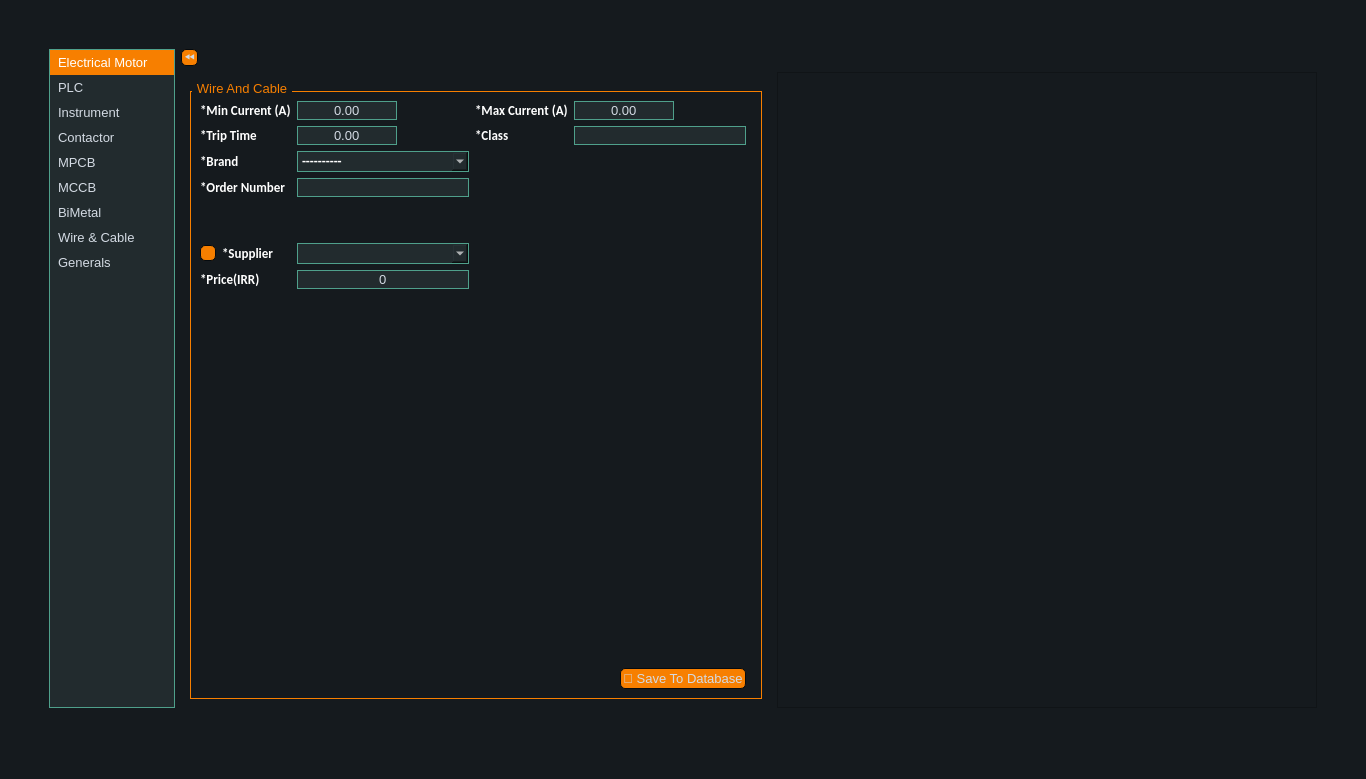
This is ui/data_entry/data_entry.ui in AliTavakoliNiya/GriinPower as Qt 5 draws it before an edit. The edited form follows.
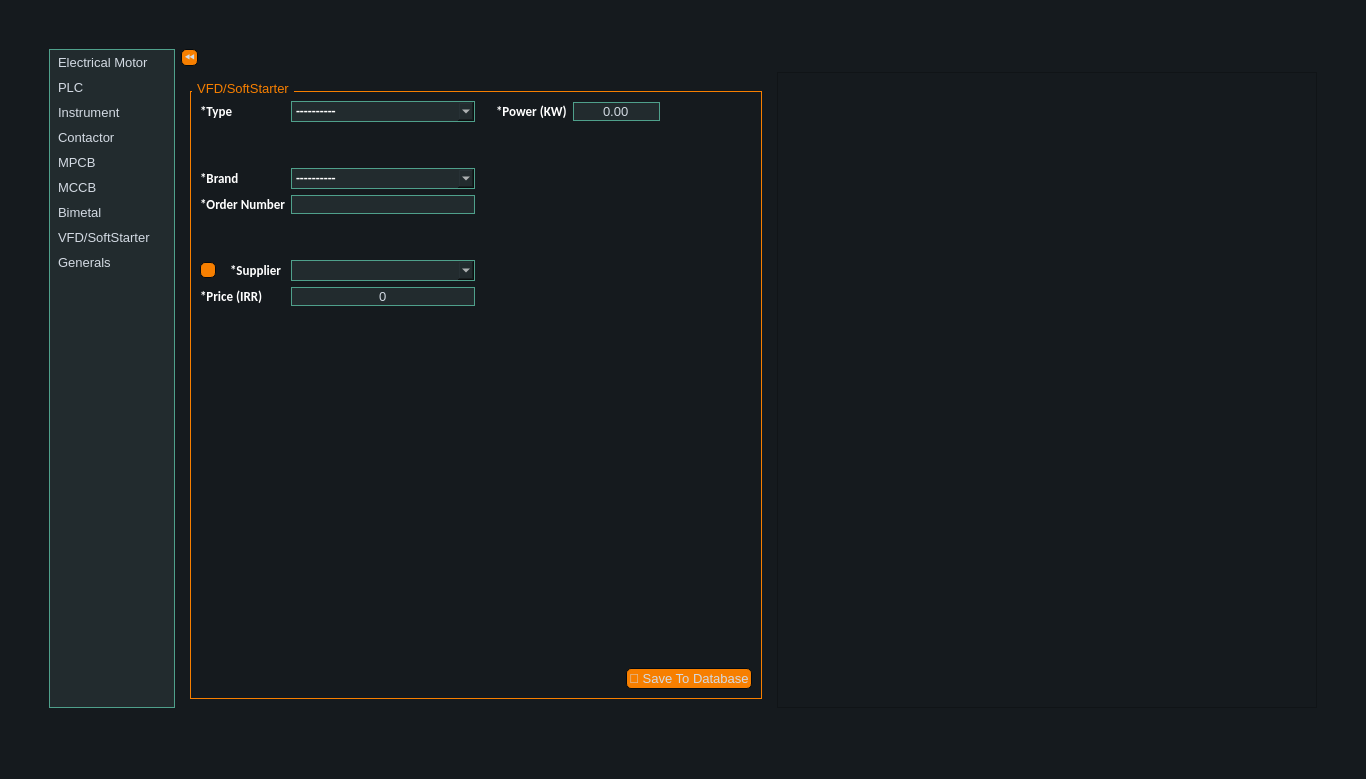
This is the edited form. The open tabs and pages were chosen to show the change. Icons and pictures are not drawn.

Commit message: data entry completed

What changed in the file:
```diff
--- a/ui/data_entry/data_entry.ui
+++ b/ui/data_entry/data_entry.ui
@@ -948,7 +948,7 @@
        </size>
       </property>
       <property name="currentRow">
-       <number>0</number>
+       <number>-1</number>
       </property>
       <item>
        <property name="text">
@@ -982,12 +982,12 @@
       </item>
       <item>
        <property name="text">
-        <string>BiMetal</string>
+        <string>Bimetal</string>
        </property>
       </item>
       <item>
        <property name="text">
-        <string>Wire &amp; Cable</string>
+        <string>VFD/SoftStarter</string>
        </property>
       </item>
       <item>
@@ -3570,61 +3570,193 @@
        <layout class="QGridLayout" name="gridLayout_19">
         <item row="0" column="0">
          <widget class="QGroupBox" name="groupBox_9">
-          <property name="minimumSize">
-           <size>
-            <width>360</width>
-            <height>0</height>
-           </size>
-          </property>
           <property name="title">
-           <string>Wire And Cable</string>
+           <string>VFD/SoftStarter</string>
           </property>
           <layout class="QGridLayout" name="gridLayout_18">
-           <item row="4" column="0" colspan="2">
-            <widget class="QLabel" name="label_51">
+           <item row="5" column="3">
+            <widget class="QLineEdit" name="vfd_softstarter_order_number">
+             <property name="minimumSize">
+              <size>
+               <width>150</width>
+               <height>0</height>
+              </size>
+             </property>
+             <property name="maximumSize">
+              <size>
+               <width>184</width>
+               <height>16777215</height>
+              </size>
+             </property>
+            </widget>
+           </item>
+           <item row="11" column="5" colspan="2" alignment="Qt::AlignRight">
+            <widget class="QPushButton" name="vfd_softstarter_save_btn">
+             <property name="maximumSize">
+              <size>
+               <width>150</width>
+               <height>16777215</height>
+              </size>
+             </property>
              <property name="text">
-              <string>*Order Number</string>
+              <string>💾 Save To Database</string>
              </property>
             </widget>
            </item>
-           <item row="1" column="4">
-            <widget class="QLabel" name="label_58">
+           <item row="3" column="4" colspan="2">
+            <spacer name="horizontalSpacer_9">
+             <property name="orientation">
+              <enum>Qt::Horizontal</enum>
+             </property>
+             <property name="sizeType">
+              <enum>QSizePolicy::Expanding</enum>
+             </property>
+             <property name="sizeHint" stdset="0">
+              <size>
+               <width>40</width>
+               <height>20</height>
+              </size>
+             </property>
+            </spacer>
+           </item>
+           <item row="1" column="5">
+            <widget class="QDoubleSpinBox" name="vfd_softstarter_power">
+             <property name="minimumSize">
+              <size>
+               <width>62</width>
+               <height>0</height>
+              </size>
+             </property>
+             <property name="maximumSize">
+              <size>
+               <width>100</width>
+               <height>16777215</height>
+              </size>
+             </property>
+             <property name="alignment">
+              <set>Qt::AlignCenter</set>
+             </property>
+             <property name="buttonSymbols">
+              <enum>QAbstractSpinBox::NoButtons</enum>
+             </property>
+            </widget>
+           </item>
+           <item row="9" column="3">
+            <widget class="QLineEdit" name="vfd_softstarter_price">
+             <property name="maximumSize">
+              <size>
+               <width>184</width>
+               <height>16777215</height>
+              </size>
+             </property>
              <property name="text">
-              <string>*Max Current (A)</string>
+              <string>0</string>
              </property>
+             <property name="alignment">
+              <set>Qt::AlignCenter</set>
+             </property>
             </widget>
            </item>
-           <item row="2" column="0" colspan="2">
+           <item row="1" column="4" alignment="Qt::AlignRight">
+            <widget class="QLabel" name="general_spec_label_2">
+             <property name="text">
+              <string>*Power (KW)</string>
+             </property>
+            </widget>
+           </item>
+           <item row="3" column="3">
+            <widget class="QComboBox" name="vfd_softstarter_brand">
+             <property name="maximumSize">
+              <size>
+               <width>184</width>
+               <height>16777215</height>
+              </size>
+             </property>
+             <item>
+              <property name="text">
+               <string>----------</string>
+              </property>
+             </item>
+             <item>
+              <property name="text">
+               <string>Schneider Electric</string>
+              </property>
+             </item>
+             <item>
+              <property name="text">
+               <string>Siemens</string>
+              </property>
+             </item>
+             <item>
+              <property name="text">
+               <string>Hyundai</string>
+              </property>
+             </item>
+            </widget>
+           </item>
+           <item row="7" column="3">
+            <widget class="QComboBox" name="vfd_softstarter_supplier">
+             <property name="maximumSize">
+              <size>
+               <width>184</width>
+               <height>16777215</height>
+              </size>
+             </property>
+            </widget>
+           </item>
+           <item row="1" column="0" colspan="2">
             <widget class="QLabel" name="label_61">
+             <property name="maximumSize">
+              <size>
+               <width>73</width>
+               <height>16777215</height>
+              </size>
+             </property>
              <property name="text">
-              <string>*Trip Time</string>
+              <string>*Type</string>
              </property>
             </widget>
            </item>
-           <item row="3" column="0" colspan="2">
+           <item row="7" column="1">
             <widget class="QLabel" name="label_66">
+             <property name="maximumSize">
+              <size>
+               <width>51</width>
+               <height>16777215</height>
+              </size>
+             </property>
              <property name="text">
-              <string>*Brand</string>
+              <string>*Supplier</string>
              </property>
             </widget>
            </item>
-           <item row="6" column="1">
+           <item row="7" column="0">
+            <widget class="QPushButton" name="vfd_softstarter_add_supplier_btn">
+             <property name="maximumSize">
+              <size>
+               <width>16</width>
+               <height>16</height>
+              </size>
+             </property>
+             <property name="text">
+              <string/>
+             </property>
+             <property name="icon">
+              <iconset>
+               <normaloff>../assets/plus.png</normaloff>../assets/plus.png</iconset>
+             </property>
+            </widget>
+           </item>
+           <item row="9" column="0" colspan="2">
             <widget class="QLabel" name="label_67">
-             <property name="text">
-              <string>*Supplier</string>
-             </property>
-            </widget>
-           </item>
-           <item row="6" column="0">
-            <widget class="QPushButton" name="bimetal_add_supplier_btn_2">
              <property name="maximumSize">
               <size>
-               <width>16</width>
-               <height>16</height>
+               <width>73</width>
+               <height>16777215</height>
               </size>
              </property>
              <property name="text">
-              <string/>
+              <string>*Price (IRR)</string>
              </property>
              <property name="icon">
               <iconset>
@@ -3632,21 +3764,7 @@
              </property>
             </widget>
            </item>
-           <item row="1" column="0" colspan="2">
-            <widget class="QLabel" name="label_68">
-             <property name="text">
-              <string>*Min Current (A)</string>
-             </property>
-            </widget>
-           </item>
-           <item row="8" column="0" colspan="2">
-            <widget class="QLabel" name="label_69">
-             <property name="text">
-              <string>*Price(IRR)</string>
-             </property>
-            </widget>
-           </item>
-           <item row="9" column="5">
+           <item row="10" column="4">
             <spacer name="verticalSpacer_23">
              <property name="orientation">
               <enum>Qt::Vertical</enum>
@@ -3659,134 +3777,20 @@
              </property>
             </spacer>
            </item>
-           <item row="2" column="4">
-            <widget class="QLabel" name="label_70">
+           <item row="3" column="0" colspan="2">
+            <widget class="QLabel" name="label_68">
+             <property name="maximumSize">
+              <size>
+               <width>73</width>
+               <height>16777215</height>
+              </size>
+             </property>
              <property name="text">
-              <string>*Class</string>
-             </property>
-            </widget>
-           </item>
-           <item row="1" column="3">
-            <widget class="QDoubleSpinBox" name="bimetal_min_current_2">
-             <property name="minimumSize">
-              <size>
-               <width>62</width>
-               <height>0</height>
-              </size>
-             </property>
-             <property name="maximumSize">
-              <size>
-               <width>100</width>
-               <height>16777215</height>
-              </size>
-             </property>
-             <property name="alignment">
-              <set>Qt::AlignCenter</set>
-             </property>
-             <property name="buttonSymbols">
-              <enum>QAbstractSpinBox::NoButtons</enum>
-             </property>
-            </widget>
-           </item>
-           <item row="1" column="5">
-            <widget class="QDoubleSpinBox" name="bimetal_max_current_2">
-             <property name="minimumSize">
-              <size>
-               <width>62</width>
-               <height>0</height>
-              </size>
-             </property>
-             <property name="maximumSize">
-              <size>
-               <width>100</width>
-               <height>16777215</height>
-              </size>
-             </property>
-             <property name="alignment">
-              <set>Qt::AlignCenter</set>
-             </property>
-             <property name="buttonSymbols">
-              <enum>QAbstractSpinBox::NoButtons</enum>
-             </property>
-            </widget>
-           </item>
-           <item row="2" column="3">
-            <widget class="QDoubleSpinBox" name="bimetal_trip_time_2">
-             <property name="minimumSize">
-              <size>
-               <width>62</width>
-               <height>0</height>
-              </size>
-             </property>
-             <property name="maximumSize">
-              <size>
-               <width>100</width>
-               <height>16777215</height>
-              </size>
-             </property>
-             <property name="alignment">
-              <set>Qt::AlignCenter</set>
-             </property>
-             <property name="buttonSymbols">
-              <enum>QAbstractSpinBox::NoButtons</enum>
-             </property>
-            </widget>
-           </item>
-           <item row="2" column="5">
-            <widget class="QLineEdit" name="bimetal_class_2">
-             <property name="alignment">
-              <set>Qt::AlignCenter</set>
-             </property>
-            </widget>
-           </item>
-           <item row="4" column="3">
-            <widget class="QLineEdit" name="bimetal_order_number_2">
-             <property name="minimumSize">
-              <size>
-               <width>150</width>
-               <height>0</height>
-              </size>
+              <string>*Brand</string>
              </property>
             </widget>
            </item>
            <item row="6" column="3">
-            <widget class="QComboBox" name="bimetal_supplier_list_2"/>
-           </item>
-           <item row="3" column="3">
-            <widget class="QComboBox" name="bimetal_brand_2">
-             <item>
-              <property name="text">
-               <string>----------</string>
-              </property>
-             </item>
-             <item>
-              <property name="text">
-               <string>Schneider Electric</string>
-              </property>
-             </item>
-             <item>
-              <property name="text">
-               <string>Siemens</string>
-              </property>
-             </item>
-             <item>
-              <property name="text">
-               <string>Hyundai</string>
-              </property>
-             </item>
-            </widget>
-           </item>
-           <item row="8" column="3">
-            <widget class="QLineEdit" name="bimetal_price_2">
-             <property name="text">
-              <string>0</string>
-             </property>
-             <property name="alignment">
-              <set>Qt::AlignCenter</set>
-             </property>
-            </widget>
-           </item>
-           <item row="5" column="3">
             <spacer name="verticalSpacer_24">
              <property name="orientation">
               <enum>Qt::Vertical</enum>
@@ -3802,32 +3806,51 @@
              </property>
             </spacer>
            </item>
-           <item row="3" column="4" colspan="3">
-            <spacer name="horizontalSpacer_9">
+           <item row="2" column="3">
+            <spacer name="verticalSpacer_30">
              <property name="orientation">
-              <enum>Qt::Horizontal</enum>
+              <enum>Qt::Vertical</enum>
              </property>
              <property name="sizeType">
-              <enum>QSizePolicy::Expanding</enum>
+              <enum>QSizePolicy::Minimum</enum>
              </property>
              <property name="sizeHint" stdset="0">
               <size>
-               <width>40</width>
-               <height>20</height>
+               <width>20</width>
+               <height>40</height>
               </size>
              </property>
             </spacer>
            </item>
-           <item row="10" column="5" alignment="Qt::AlignRight">
-            <widget class="QPushButton" name="bimetal_save_btn_2">
+           <item row="1" column="3">
+            <widget class="QComboBox" name="vfd_softstarter_type">
              <property name="maximumSize">
               <size>
-               <width>150</width>
+               <width>184</width>
                <height>16777215</height>
               </size>
              </property>
+             <item>
+              <property name="text">
+               <string>----------</string>
+              </property>
+             </item>
+             <item>
+              <property name="text">
+               <string>VFD</string>
+              </property>
+             </item>
+             <item>
+              <property name="text">
+               <string>SoftStarter</string>
+              </property>
+             </item>
+            </widget>
+           </item>
+           <item row="5" column="0" colspan="2">
+            <widget class="QLabel" name="label_51">
              <property name="text">
-              <string>💾 Save To Database</string>
+              <string>*Order Number</string>
              </property>
             </widget>
            </item>
```
Left out of the diff: 383 changed lines with no effect on the pictures. The commit also changes 9 other files.
